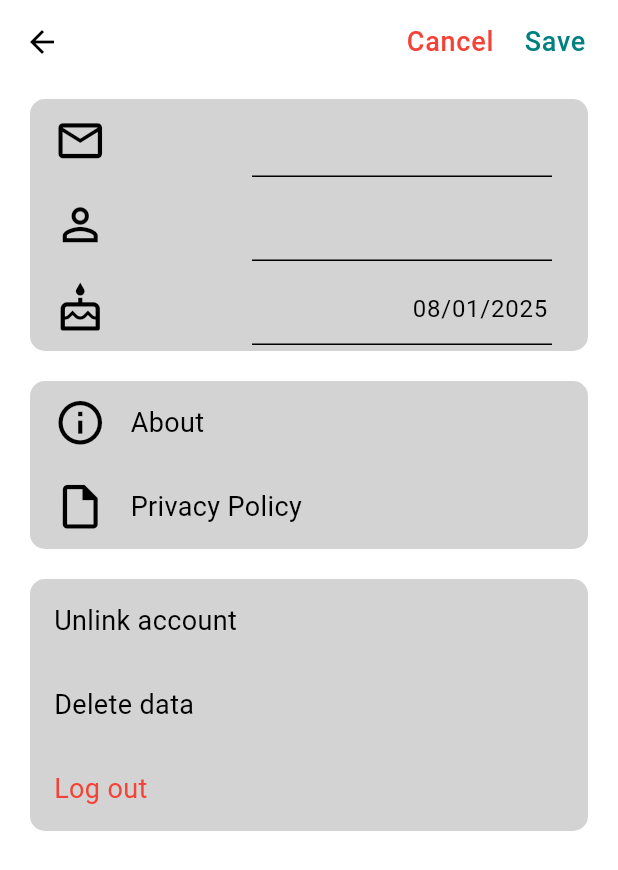
After one commit to anemoiusjerry/twine, a Flutter app: the ProfileScreen screen opened directly, after a tap on the "edit" icon, on a phone screen of 412 x 824 dp. The commit adds this screen. Shown: the top 870 px of the screen. Run offline on Flutter 3.47's test engine with Material 3 defaults, Android fonts, the phone set to English and light mode, and no system bars; our stand-ins replace cloud_firestore, cloud_functions, firebase_auth, firebase_core, firebase_storage, flutter_image_compress and 4 more; missing offline and left inert: audio_waveforms, flutter_analog_clock, flutter_timer_countdown; accounts and stored records are empty.

Commit message:
got started on profile page

```diff
--- a/lib/models/user_model.dart
+++ b/lib/models/user_model.dart
@@ -5,6 +5,7 @@ class TwineUser {
   final String? email;
   final String? name;
   final String? connectCode;
+  final Timestamp? birthday;
   final Timestamp? creationDate;
   final Timestamp? lastActivity;
 
@@ -13,6 +14,7 @@ class TwineUser {
     this.email,
     this.name,
     this.connectCode,
+    this.birthday,
     this.creationDate,
     this.lastActivity,
   });
@@ -27,6 +29,7 @@ class TwineUser {
       email: data?['email'],
       name: data?['name'],
       connectCode: data?['connectCode'],
+      birthday: data?['birthday'],
       creationDate: data?['creationDate'],
       lastActivity: data?['lastActivity'],
     );
@@ -38,6 +41,7 @@ class TwineUser {
       if (email != null) 'email': email,
       if (name != null) 'name': name,
       if (connectCode != null) 'connectCode': connectCode,
+      if (birthday != null) 'birthday': birthday,
       if (creationDate != null) 'creationDate': creationDate,
       if (lastActivity != null) 'lastActivity': lastActivity,
     };
--- /dev/null
+++ b/lib/screens/settings/profile_screen.dart
@@ -0,0 +1,338 @@
+import 'package:cloud_firestore/cloud_firestore.dart';
+import 'package:firebase_auth/firebase_auth.dart';
+import 'package:flutter/material.dart';
+import 'package:intl/intl.dart';
+import 'package:twine/helper.dart';
+import 'package:twine/models/user_model.dart';
+import 'package:twine/repositories/user_interface.dart';
+import 'package:twine/styles/colours.dart';
+import 'package:twine/styles/styles.dart';
+
+class ProfileScreen extends StatefulWidget {
+  const ProfileScreen({super.key});
+
+  @override
+  State<ProfileScreen> createState() => _ProfileScreenState();
+}
+
+class _ProfileScreenState extends State<ProfileScreen> {
+  final userRepo = UserRepository(FirebaseFirestore.instance);
+  final _emailController = TextEditingController();
+  final _nameController = TextEditingController();
+  final _bdayController = TextEditingController();
+  final _formKey = GlobalKey<FormState>();
+
+  late TwineUser userData;
+  bool _editing = false;
+  String email = "Not set";
+  String name = "Not set";
+  String birthday = "Not set";
+
+  // get user data
+  @override
+  void initState() {
+    super.initState();
+    _reloadUserSettings();
+  }
+
+  @override
+  void dispose() {
+    _emailController.dispose();
+    _nameController.dispose();
+    _bdayController.dispose();
+    super.dispose();
+  }
+
+  void setEditing(bool value) {
+    setState(() {
+      _editing = value;
+    });
+  }
+
+  void setEmail(String value) {
+    setState(() {
+      email = value.trim();
+    });
+  }
+
+  void setName(String value) {
+    setState(() {
+      name = value.trim();
+    });
+  }
+
+  void setBirthday(String value) {
+    setState(() {
+      birthday = value.trim();
+    });
+  }
+
+  // set correct values for text controllers and state variables of user settings
+  void populateUserSettings(String? email, String? name, DateTime? birthday) {
+    final newEmail = email ?? "Not set";
+    final newName = name ?? "Not set";
+    final newBirthday = birthday != null ? DateFormat("MMM d yyyy").format(birthday) : "Not set";
+
+    _emailController.text = email ?? "";
+    _nameController.text = name ?? "";
+    _bdayController.text = newBirthday == "Not set" ? "" : newBirthday;
+
+    setState(() {
+      this.email = newEmail;
+      this.name = newName;
+      this.birthday = newBirthday;
+    });
+  }
+
+  void _reloadUserSettings() async {
+    final data = await userRepo.get(FirebaseAuth.instance.currentUser!.uid);
+    if (data != null) {
+      userData = data;
+      populateUserSettings(data.email, data.name, data.birthday?.toDate());
+    }
+  }
+
+  Future<void> _saveUserSettings() async {
+    Map<String, dynamic> updated = {};
+    if (_formKey.currentState!.validate()) {
+      if (email != userData.email) {
+        updated['email'] = email;
+      }
+      if (name != userData.name) {
+        updated['name'] = name;
+      }
+      final bdayTimestamp = Timestamp.fromDate(DateFormat('dd/MM/yyyy').parseStrict(birthday));
+      if (bdayTimestamp != userData.birthday) {
+        updated['birthday'] = bdayTimestamp;
+      }
+      if (updated.isNotEmpty) {
+        await userRepo.update(FirebaseAuth.instance.currentUser!.uid, updated);
+        _reloadUserSettings();
+      }
+      setState(() {
+        _editing = false;
+      });
+    }
+  }
+
+  // This disconnects the current partner from account
+  void _unlinkAccount() {
+    // delete couples entry
+    // delete partnerSettings associated with current partner
+  }
+
+  @override
+  Widget build(BuildContext context) {
+    final theme = Theme.of(context);
+
+    return Scaffold(
+      appBar: AppBar(
+        // buttons to trigger editing
+        actions: [
+          Padding(
+              padding: const EdgeInsets.only(
+                right: 10,
+              ),
+              child: _editing
+                  ? Row(children: [
+                    TextButton(
+                      onPressed: () {
+                        setEditing(false);
+                        // revert to original settings
+                        populateUserSettings(userData.email, userData.name, userData.birthday?.toDate());
+                      },
+                      child: Text("Cancel", style: theme.textTheme.labelMedium?.copyWith(
+                        color: Colors.red
+                      ))),
+                    TextButton(
+                      onPressed: () async {
+                        await _saveUserSettings();
+                      },
+                      child: Text("Save", style: theme.textTheme.labelMedium))
+                  ],)
+                  // pencil icon
+                  : IconButton(
+                      onPressed: () {
+                        final bdayString = userData.birthday == null ? "" : DateFormat("dd/MM/yyyy").format(userData.birthday!.toDate());
+                        _bdayController.text = bdayString;
+                        birthday = bdayString;
+                        setEditing(true);
+                      },
+                      icon: const Icon(Icons.edit),
+                      iconSize: 35,
+                    ))
+        ],
+      ),
+      body: Padding(
+          padding: const EdgeInsets.only(left: 10, right: 10, bottom: 10),
+          child: Form(
+            key: _formKey,
+            child: Column(
+              children: [
+                Flexible(
+                  child: ListView(
+                    padding: const EdgeInsets.all(10),
+                    children: [
+                      // Editable user settings
+                      Container(
+                          decoration: const BoxDecoration(
+                            color: AppColours.lightGray,
+                            borderRadius: BorderRadius.only(
+                                topLeft: Radius.circular(10),
+                                topRight: Radius.circular(10)),
+                          ),
+                          child: ListTile(
+                            leading: const Icon(
+                              Icons.mail_outline,
+                              size: 35,
+                            ),
+                            trailing: Container(
+                                constraints:
+                                    const BoxConstraints(maxWidth: 200),
+                                child: _editing
+                                    ? TextFormField(
+                                        controller: _emailController,
+                                        textAlign: TextAlign.right,
+                                        onChanged: (text) => setEmail(text),
+                                        decoration: underlineTextDecoration(),
+                                        validator: (value) {
+                                          if (value == null || !checkValidEmail(value)) {
+                                            return 'Invalid email';
+                                          }
+                                          return null;
+                                        },
+                                      )
+                                    : Text(
+                                        email,
+                                        style: theme.textTheme.bodyMedium,
+                                        overflow: TextOverflow.ellipsis,
+                                      )),
+                          )),
+                      ListTile(
+                        tileColor: AppColours.lightGray,
+                        leading: const Icon(
+                          Icons.person_outline,
+                          size: 35,
+                        ),
+                        trailing: Container(
+                            constraints: const BoxConstraints(maxWidth: 200),
+                            child: _editing
+                                ? TextField(
+                                    controller: _nameController,
+                                    textAlign: TextAlign.right,
+                                    onChanged: (text) => setName(text),
+                                    decoration: underlineTextDecoration(),
+                                  )
+                                : Text(name,
+                                    style: theme.textTheme.bodyMedium,
+                                    overflow: TextOverflow.ellipsis)),
+                      ),
+                      Container(
+                          decoration: const BoxDecoration(
+                            color: AppColours.lightGray,
+                            borderRadius: BorderRadius.only(
+                                bottomLeft: Radius.circular(10),
+                                bottomRight: Radius.circular(10)),
+                          ),
+                          child: ListTile(
+                              leading: const Icon(
+                                Icons.cake_outlined,
+                                size: 35,
+                              ),
+                              trailing: Container(
+                                constraints:
+                                    const BoxConstraints(maxWidth: 200),
+                                child: _editing
+                                    ? TextFormField(
+                                        controller: _bdayController,
+                                        textAlign: TextAlign.right,
+                                        onChanged: (text) => setBirthday(text),
+                                        decoration: underlineTextDecoration('dd/mm/yyyy'),
+                                        validator: (value) {
+                                          if (value == null || !checkValidDate(value)) {
+                                            return "Incorrect format: dd/mm/yyyy";
+                                          }
+                                          return null;
+                                        }
+                                      )
+                                    : Text(birthday, style: theme.textTheme.bodyMedium,overflow: TextOverflow.ellipsis),
+                              ))),
+                      const SizedBox(
+                        height: 20,
+                      ),
+
+                      // Informational items
+                      Container(
+                          decoration: const BoxDecoration(
+                            color: AppColours.lightGray,
+                            borderRadius: BorderRadius.only(
+                                topLeft: Radius.circular(10),
+                                topRight: Radius.circular(10)),
+                          ),
+                          child: ListTile(
+                            leading: const Icon(Icons.info_outline, size: 35),
+                            title: Text(
+                              "About",
+                              style: theme.textTheme.bodyMedium,
+                            ),
+                          )),
+                      Container(
+                          decoration: const BoxDecoration(
+                            color: AppColours.lightGray,
+                            borderRadius: BorderRadius.only(
+                                bottomLeft: Radius.circular(10),
+                                bottomRight: Radius.circular(10)),
+                          ),
+                          child: ListTile(
+                            leading: const Icon(
+                                Icons.insert_drive_file_outlined,
+                                size: 35),
+                            title: Text(
+                              "Privacy Policy",
+                              style: theme.textTheme.bodyMedium,
+                            ),
+                          )),
+                      const SizedBox(
+                        height: 20,
+                      ),
+
+                      // Account settings
+                      Container(
+                          decoration: const BoxDecoration(
+                            color: AppColours.lightGray,
+                            borderRadius: BorderRadius.only(
+                                topLeft: Radius.circular(10),
+                                topRight: Radius.circular(10)),
+                          ),
+                          child: ListTile(
+                            title: Text("Unlink account",
+                                style: theme.textTheme.bodyMedium),
+                          )),
+                      ListTile(
+                        tileColor: AppColours.lightGray,
+                        title: Text("Delete data",
+                            style: theme.textTheme.bodyMedium),
+                      ),
+                      Container(
+                          decoration: const BoxDecoration(
+                            color: AppColours.lightGray,
+                            borderRadius: BorderRadius.only(
+                                bottomLeft: Radius.circular(10),
+                                bottomRight: Radius.circular(10)),
+                          ),
+                          child: ListTile(
+                            title: Text(
+                              "Log out",
+                              style: theme.textTheme.bodyMedium
+                                  ?.copyWith(color: Colors.red),
+                            ),
+                          )),
+                    ],
+                  ),
+                ),
+              ],
+            ),
+          )),
+    );
+  }
+}
--- a/lib/styles/colours.dart
+++ b/lib/styles/colours.dart
@@ -4,4 +4,5 @@ class AppColours {
   static const Color primary = Color(0xff008080);
   static const Color secondary = Color(0xff98D7C2);
   static const Color gray = Color(0xff636363);
+  static const Color lightGray = Color(0xffd3d3d3);
 }
--- /dev/null
+++ b/lib/styles/styles.dart
@@ -0,0 +1,12 @@
+import 'package:flutter/material.dart';
+
+InputDecoration underlineTextDecoration([String? hintText]) {
+  return InputDecoration(
+    hintText: hintText,
+    filled: false,
+    border: const UnderlineInputBorder(),
+    focusedBorder: const UnderlineInputBorder(),
+    enabledBorder: const UnderlineInputBorder(),
+    errorStyle: const TextStyle(color: Colors.red)
+  );
+}
--- a/lib/widgets/countdown_donut.dart
+++ b/lib/widgets/countdown_donut.dart
@@ -46,7 +46,7 @@ class _CountdownDonutState extends State<CountdownDonut> {
   void initState() {
     super.initState();
     timeToReunion = widget.reunionDate.difference(widget.separationDate).inDays;
-    timeApart = DateTime.now().difference(widget.separationDate).inDays;
+    timeApart = min(0, DateTime.now().difference(widget.separationDate).inDays);
     double percentageApart = 100 * (timeToReunion == 0 ? 1 : timeApart/timeToReunion);
 
     slices = [
--- a/lib/widgets/text_date_field.dart
+++ b/lib/widgets/text_date_field.dart
@@ -25,7 +25,7 @@ class _TextDateFieldState extends State<TextDateField> {
   @override
   void initState() {
     super.initState();
-    _controller.text = DateFormat('d MMM yyyy').format(widget.initDate);
+    _controller.text = DateFormat('MMM d yyyy').format(widget.initDate);
   }
 
   @override
@@ -36,7 +36,7 @@ class _TextDateFieldState extends State<TextDateField> {
 
   void _selectDate(DateTime selectedDate) {
     widget.setDate(selectedDate);
-    _controller.text = DateFormat('d MMM yyyy').format(selectedDate);
+    _controller.text = DateFormat('MMM d yyyy').format(selectedDate);
   }
 
   @override
```
Also changed, not shown: lib/helper.dart (+18 -0 lines), lib/main.dart (+6 -2 lines), lib/screens/home/home.dart (deleted, +0 -71 lines), lib/screens/home/home_screen.dart (added, +142 -0 lines), lib/screens/home/index.dart (+7 -4 lines), lib/screens/login/index.dart (+2 -31 lines), lib/screens/login/login_page.dart (+10 -12 lines), lib/screens/login/sign_up_page.dart (+9 -13 lines).
